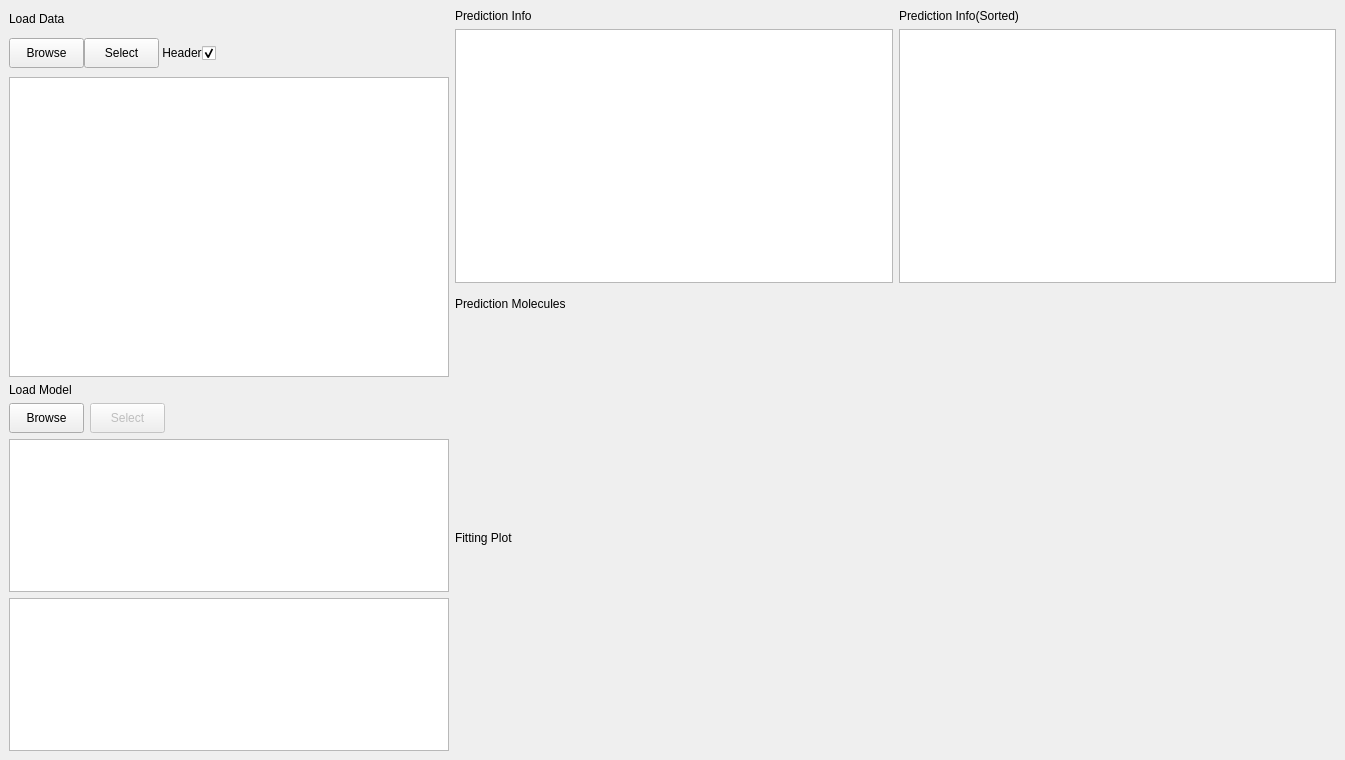
This is QSAR-UI/mainwindow3.ui in sheMnapion/AI-QSAR as Qt 5 draws it before an edit. The edited form follows.
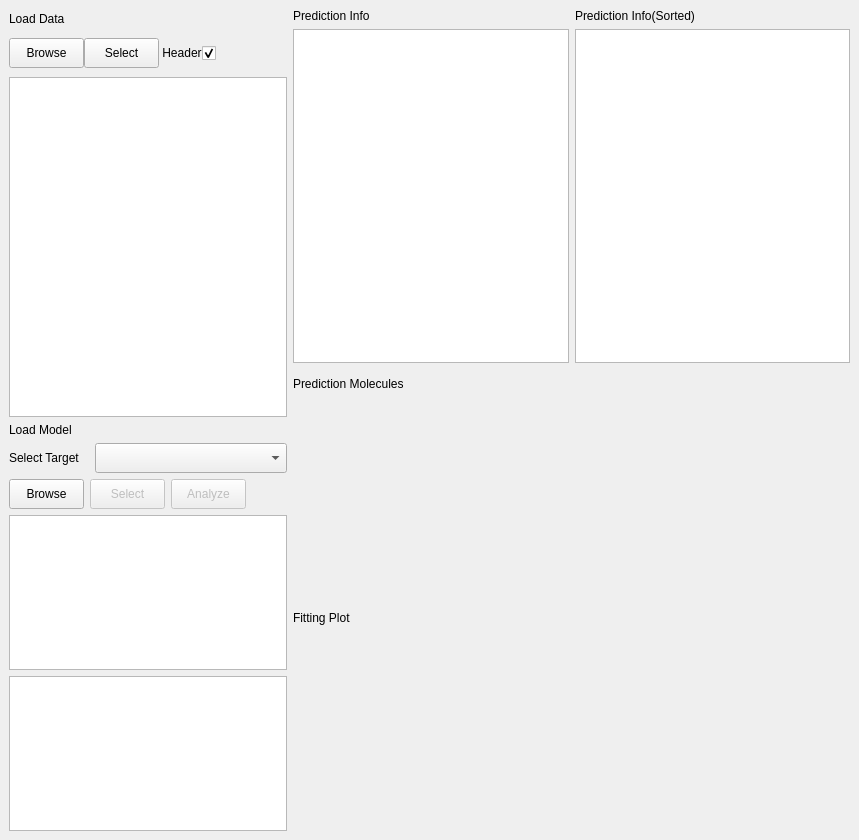
This is the edited form.

Commit message: Add Fitting Plot of test data in the last tab

Patch:
```diff
--- a/QSAR-UI/mainwindow3.ui
+++ b/QSAR-UI/mainwindow3.ui
@@ -6,8 +6,8 @@
    <rect>
     <x>0</x>
     <y>0</y>
-    <width>1345</width>
-    <height>760</height>
+    <width>859</width>
+    <height>840</height>
    </rect>
   </property>
   <property name="sizePolicy">
@@ -20,7 +20,7 @@
    <string>MainWindow</string>
   </property>
   <widget class="QWidget" name="centralwidget">
-   <layout class="QHBoxLayout" name="horizontalLayout_5">
+   <layout class="QHBoxLayout" name="horizontalLayout_6">
     <item>
      <layout class="QHBoxLayout" name="horizontalLayout_4" stretch="1,2">
       <item>
@@ -211,7 +211,7 @@
          </layout>
         </item>
         <item>
-         <layout class="QVBoxLayout" name="verticalLayout" stretch="0,0,0,0">
+         <layout class="QVBoxLayout" name="verticalLayout" stretch="0,0,0,0,0">
           <property name="sizeConstraint">
            <enum>QLayout::SetFixedSize</enum>
           </property>
@@ -234,6 +234,57 @@
             </property>
            </widget>
           </item>
+          <item>
+           <layout class="QHBoxLayout" name="horizontalLayout_5">
+            <item>
+             <widget class="QLabel" name="label_8">
+              <property name="sizePolicy">
+               <sizepolicy hsizetype="Fixed" vsizetype="Fixed">
+                <horstretch>0</horstretch>
+                <verstretch>0</verstretch>
+               </sizepolicy>
+              </property>
+              <property name="minimumSize">
+               <size>
+                <width>80</width>
+                <height>25</height>
+               </size>
+              </property>
+              <property name="maximumSize">
+               <size>
+                <width>80</width>
+                <height>30</height>
+               </size>
+              </property>
+              <property name="text">
+               <string>Select Target</string>
+              </property>
+             </widget>
+            </item>
+            <item>
+             <widget class="QComboBox" name="columnSelectComboBox">
+              <property name="sizePolicy">
+               <sizepolicy hsizetype="Expanding" vsizetype="Fixed">
+                <horstretch>0</horstretch>
+                <verstretch>0</verstretch>
+               </sizepolicy>
+              </property>
+              <property name="minimumSize">
+               <size>
+                <width>150</width>
+                <height>30</height>
+               </size>
+              </property>
+              <property name="maximumSize">
+               <size>
+                <width>16777215</width>
+                <height>30</height>
+               </size>
+              </property>
+             </widget>
+            </item>
+           </layout>
+          </item>
           <item>
            <layout class="QHBoxLayout" name="horizontalLayout_2">
             <property name="sizeConstraint">
@@ -292,6 +343,28 @@
               </property>
              </widget>
             </item>
+            <item>
+             <widget class="QPushButton" name="analyzeBtn">
+              <property name="enabled">
+               <bool>false</bool>
+              </property>
+              <property name="sizePolicy">
+               <sizepolicy hsizetype="Fixed" vsizetype="Fixed">
+                <horstretch>0</horstretch>
+                <verstretch>0</verstretch>
+               </sizepolicy>
+              </property>
+              <property name="maximumSize">
+               <size>
+                <width>75</width>
+                <height>30</height>
+               </size>
+              </property>
+              <property name="text">
+               <string>Analyze</string>
+              </property>
+             </widget>
+            </item>
             <item>
              <spacer name="horizontalSpacer">
               <property name="orientation">
@@ -533,7 +606,7 @@
             <item>
              <widget class="QWidget" name="widget_2" native="true">
               <property name="sizePolicy">
-               <sizepolicy hsizetype="Maximum" vsizetype="Expanding">
+               <sizepolicy hsizetype="Expanding" vsizetype="Expanding">
                 <horstretch>2</horstretch>
                 <verstretch>2</verstretch>
                </sizepolicy>
```
Left out of the diff: 8 changed lines with no effect on the pictures. The commit also changes 2 other files.
